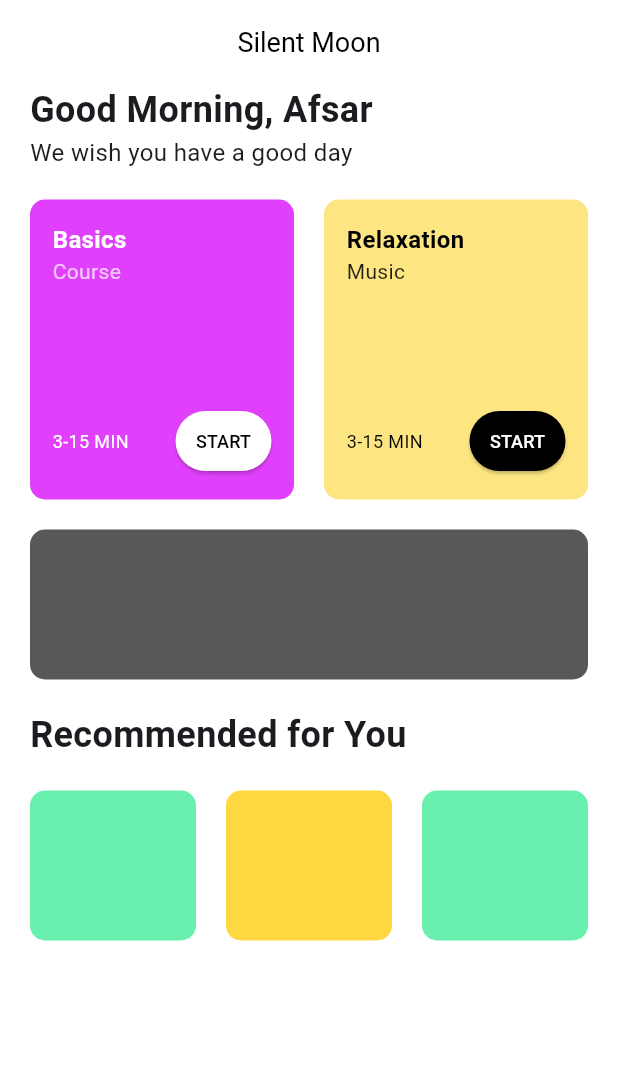
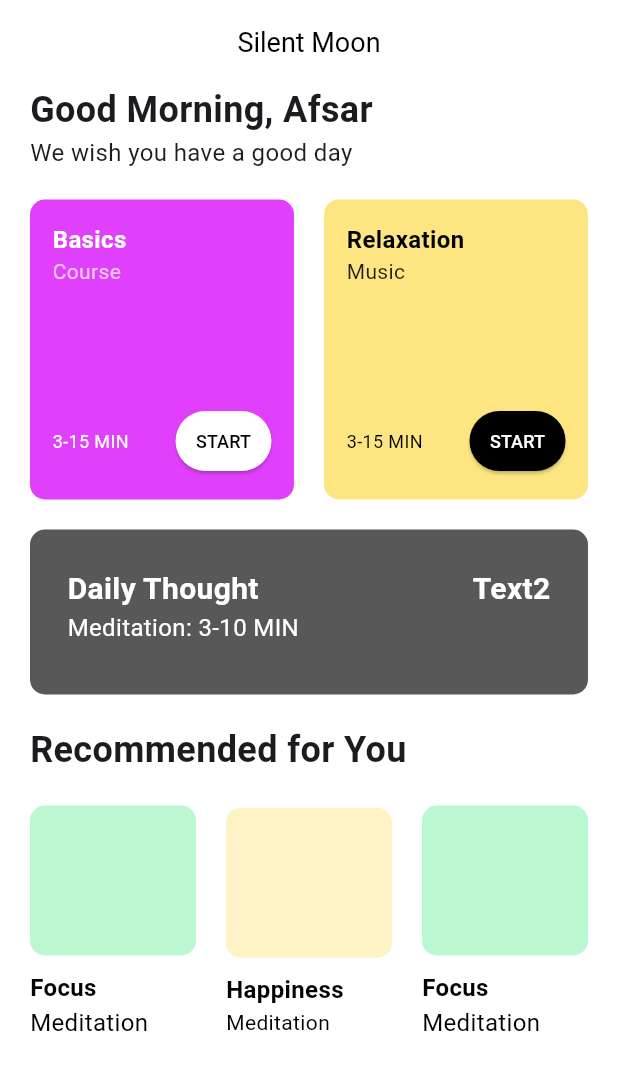
Before and after one commit to Bee-Gin-er16/Design-to-Flutter-mobile, a Flutter app: the screen it shows after launch, on a phone screen of 412 x 824 dp. Shown: the top 1070 px of the screen. Run offline on Flutter 3.47's test engine with Material 3 defaults, Android fonts, the phone set to English and light mode, and no system bars; Roboto replaces fonts that are missing (Poppins).

```diff
--- a/user_interface/lib/pages/home.dart
+++ b/user_interface/lib/pages/home.dart
@@ -30,41 +30,66 @@ class _HomePageState extends State<HomePage> {
       );
   }
 
+  //TODO might change to listview
   Widget _recommlist() {
     return Padding(
       padding: EdgeInsets.symmetric(horizontal: 20),
       child: Row(
         children: [
           Expanded(
-            child: Container(
+            child: Column(
+              crossAxisAlignment: CrossAxisAlignment.start,
+              children: [
+                Container(
                   height: 100,
                   padding: EdgeInsets.all(15),
                   decoration: BoxDecoration(
-                color: Colors.greenAccent,
+                    color: Color.fromRGBO(187,247,208,1),
                     borderRadius: BorderRadius.circular(10),
                   ),
+                ),
+                SizedBox(height: 10,),
+                Text('Focus', style: TextStyle(fontSize: 16, fontWeight: FontWeight.w700, color: Colors.black),),
+                Text('Meditation', style: TextStyle(fontSize: 16, fontWeight: FontWeight.w400, color: Colors.black),),
+              ],
             ),
           ),
           SizedBox(width: 20,),
           Expanded(
-            child: Container(
+            child: Column(
+              crossAxisAlignment: CrossAxisAlignment.start,
+              children: [
+                Container(
                   height: 100,
                   padding: EdgeInsets.all(15),
                   decoration: BoxDecoration(
-                color: Colors.amberAccent,
+                    color: const Color.fromRGBO(254, 243, 199, 1),
                     borderRadius: BorderRadius.circular(10),
                   ),
+                ),
+                SizedBox(height: 10,),
+                Text('Happiness', style: TextStyle(fontSize: 16, fontWeight: FontWeight.w700, color: Colors.black),),
+                Text('Meditation', style: TextStyle(fontSize: 14, fontWeight: FontWeight.w400, color: Colors.black),),
+              ],
             ),
           ),
           SizedBox(width: 20,),
           Expanded(
-            child: Container(
+            child: Column(
+              crossAxisAlignment: CrossAxisAlignment.start,
+              children: [
+                Container(
                   height: 100,
                   padding: EdgeInsets.all(15),
                   decoration: BoxDecoration(
-                color: Colors.greenAccent,
+                    color: Color.fromRGBO(187,247,208,1),
                     borderRadius: BorderRadius.circular(10),
                   ),
+                ),
+                SizedBox(height: 10,),
+                Text('Focus', style: TextStyle(fontSize: 16, fontWeight: FontWeight.w700, color: Colors.black),),
+                Text('Meditation', style: TextStyle(fontSize: 16, fontWeight: FontWeight.w400, color: Colors.black),),
+              ],
             ),
           ),
         ],
@@ -90,17 +115,55 @@ class _HomePageState extends State<HomePage> {
     );
   }
 
-  //TODO Fill up with texts
+  //TODO Make/implement arrow icon round
   Widget _daily() {
     return Padding(
       padding: EdgeInsets.symmetric(horizontal: 20),
       child: Expanded(
         child: Container(
-          height: 100,
-          padding: EdgeInsets.all(15),
+          height: 110,
+          padding: EdgeInsets.all(25),
           decoration: BoxDecoration(
             color: const Color.fromARGB(167, 0, 0, 0),
             borderRadius: BorderRadius.circular(10),
+          ),
+          child: Row(
+            mainAxisAlignment: MainAxisAlignment.spaceBetween,
+            children: [
+              Column(
+                crossAxisAlignment: CrossAxisAlignment.start,
+                children: [
+                  Text(
+                    'Daily Thought',
+                    style: TextStyle(
+                      color: Colors.white,
+                      fontSize: 20,
+                      fontWeight: FontWeight.bold
+                    ),
+                  ),
+                  Text(
+                    'Meditation: 3-10 MIN',
+                    style: TextStyle(
+                      color: Colors.white,
+                      fontSize: 16,
+                      fontWeight: FontWeight.normal
+                    ),
+                  ),
+                ],
+              ),
+              Column(
+                children: [
+                  Text(
+                    'Text2',
+                    style: TextStyle(
+                      color: Colors.white,
+                      fontSize: 20,
+                      fontWeight: FontWeight.bold,
+                    ),
+                  )
+                ],
+              ),
+            ],
           ),
         ),
       ),
```
Lines whose indentation alone changed are shown as unchanged.
